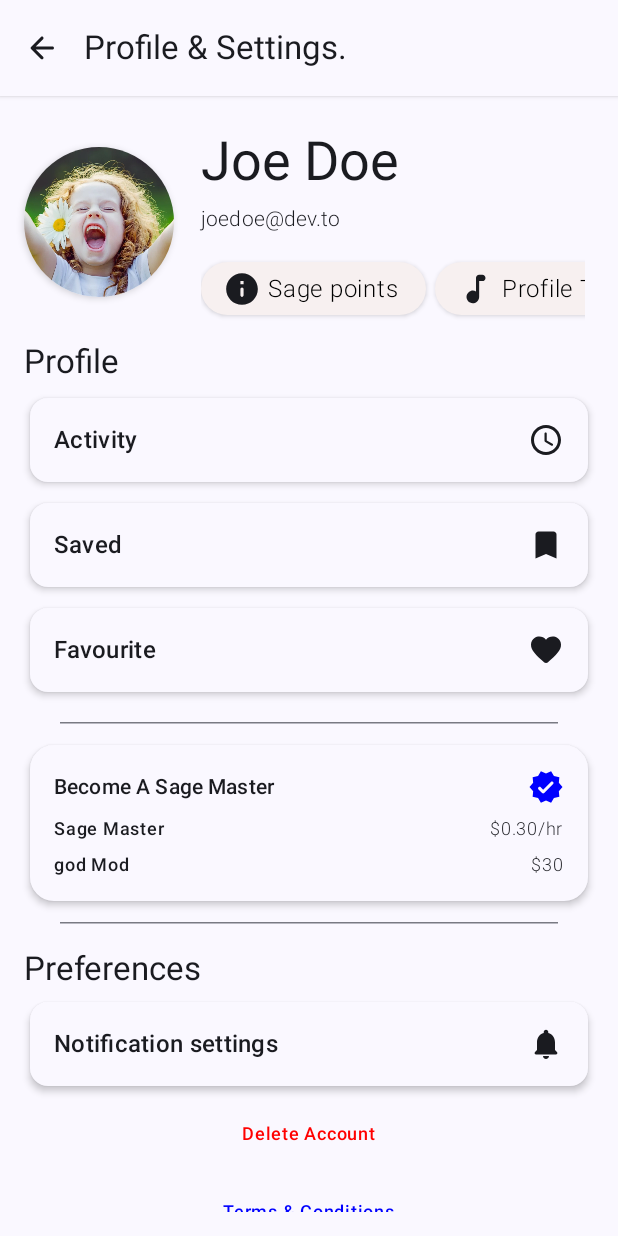
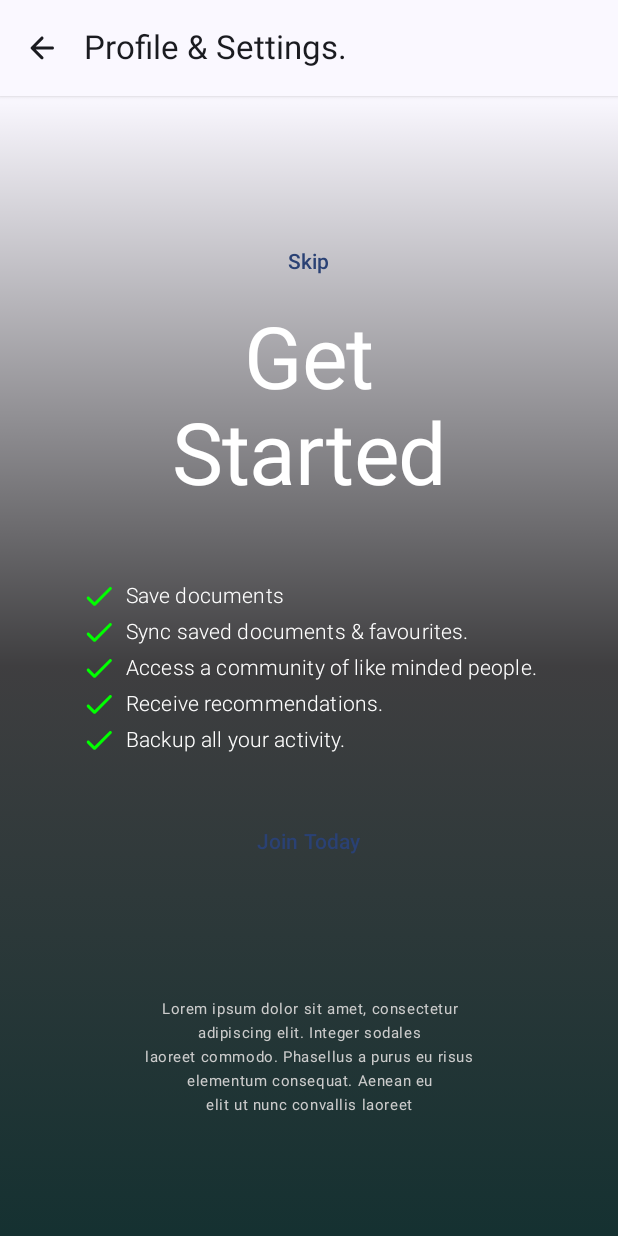
Before and after one commit to kdbrian/Sage, an Android app built with Jetpack Compose: the ProfileScreen screen opened through its navigation route, on a phone screen of 412 x 824 dp. Run offline under Robolectric (Android 15) with nearby library versions, the phone set to English and light mode, and no system bars.

Commit message:
feat/ - Added GetStarted screen. - Updated ProfileScreen to display GetStarted screen for non-logged in users. - Add GetStartedRoute to main navigation graph.

```diff
--- a/app/src/main/java/com/kdbrian/sage/nav/MainNav.kt
+++ b/app/src/main/java/com/kdbrian/sage/nav/MainNav.kt
@@ -6,6 +6,7 @@ import androidx.navigation.compose.composable
 import androidx.navigation.compose.rememberNavController
 import androidx.navigation.toRoute
 import com.kdbrian.sage.ui.screens.DocumentDetails
+import com.kdbrian.sage.ui.screens.GetStarted
 import com.kdbrian.sage.ui.screens.HomeScreen
 import com.kdbrian.sage.ui.screens.ProfileScreen
 import com.kdbrian.sage.ui.screens.TopicDetails
@@ -52,6 +53,10 @@ fun MainNav() {
             )
         }
 
+        composable<GetStartedRoute>{
+            GetStarted()
+        }
+
     }
 
 
--- a/app/src/main/java/com/kdbrian/sage/nav/Route.kt
+++ b/app/src/main/java/com/kdbrian/sage/nav/Route.kt
@@ -4,6 +4,10 @@ import kotlinx.serialization.Serializable
 
 @Serializable
 sealed class Route
+
+
+@Serializable
+data object GetStartedRoute : Route()
 
 
 @Serializable
--- /dev/null
+++ b/app/src/main/java/com/kdbrian/sage/ui/screens/GetStarted.kt
@@ -0,0 +1,169 @@
+package com.kdbrian.sage.ui.screens
+
+import androidx.compose.foundation.background
+import androidx.compose.foundation.layout.Arrangement
+import androidx.compose.foundation.layout.Box
+import androidx.compose.foundation.layout.Column
+import androidx.compose.foundation.layout.Row
+import androidx.compose.foundation.layout.Spacer
+import androidx.compose.foundation.layout.fillMaxSize
+import androidx.compose.foundation.layout.padding
+import androidx.compose.foundation.layout.widthIn
+import androidx.compose.material.icons.Icons
+import androidx.compose.material.icons.rounded.Check
+import androidx.compose.material3.Icon
+import androidx.compose.material3.MaterialTheme
+import androidx.compose.material3.Surface
+import androidx.compose.material3.Text
+import androidx.compose.material3.TextButton
+import androidx.compose.runtime.Composable
+import androidx.compose.ui.Alignment
+import androidx.compose.ui.Modifier
+import androidx.compose.ui.graphics.Brush
+import androidx.compose.ui.graphics.Color
+import androidx.compose.ui.text.buildAnnotatedString
+import androidx.compose.ui.text.font.FontWeight
+import androidx.compose.ui.text.style.TextAlign
+import androidx.compose.ui.tooling.preview.Preview
+import androidx.compose.ui.tooling.preview.datasource.LoremIpsum
+import androidx.compose.ui.unit.dp
+import androidx.compose.ui.unit.sp
+import com.kdbrian.sage.ui.theme.SageTheme
+
+@Composable
+fun GetStarted(
+    modifier: Modifier = Modifier,
+    onGetStarted: () -> Unit = {},
+    onSkip: () -> Unit = {},
+) {
+
+    Surface(
+        modifier = modifier,
+        contentColor = Color.White
+    ) {
+        Box(
+            modifier = Modifier
+                .fillMaxSize()
+                .background(
+                    brush = Brush.verticalGradient(
+                        colors = listOf(
+                            Color.Transparent,
+                            Color.Black.copy(alpha = 0.75f),
+                            Color(0xFF153131),
+                        )
+                    )
+                ),
+            contentAlignment = Alignment.Center
+        ) {
+
+            Column(
+                horizontalAlignment = Alignment.CenterHorizontally,
+                modifier = Modifier.fillMaxSize()
+            ) {
+                Spacer(Modifier.weight(1f))
+
+                TextButton(
+                    modifier = Modifier.padding(
+                        vertical = 8.dp
+                    ),
+                    onClick = onSkip
+                ) {
+                    Text("Skip")
+                }
+
+                Text(
+                    text = buildAnnotatedString {
+                        append("Get")
+                        append("\n")
+                        append("Started")
+                    },
+                    style = MaterialTheme.typography.displayLarge.copy(
+                        textAlign = TextAlign.Center
+                    ),
+                    modifier = Modifier
+                )
+
+                Spacer(
+                    Modifier
+                        .padding(24.dp)
+                        .background(color = Color.Red)
+                )
+
+                Column {
+                    RowAction(text = "Save documents")
+                    RowAction(text = "Sync saved documents & favourites.")
+                    RowAction(text = "Access a community of like minded people.")
+                    RowAction(text = "Receive recommendations.")
+
+                    RowAction(text = "Backup all your activity.")
+                }
+
+                Spacer(Modifier.padding(16.dp))
+
+                TextButton(onClick = onGetStarted, modifier = Modifier) {
+                    Text(text = "Join Today")
+                }
+
+
+                Spacer(Modifier.weight(1f))
+
+                Text(
+                    text = LoremIpsum(24).values.joinToString(),
+                    modifier = Modifier
+
+                        .widthIn(max = 230.dp),
+                    style = MaterialTheme.typography.bodySmall.copy(
+                        textAlign = TextAlign.Center,
+                        color = Color.LightGray,
+                        fontSize = 10.sp
+                    )
+                )
+
+                Spacer(Modifier.weight(1f))
+
+
+            }
+
+
+        }
+    }
+
+
+}
+
+@Composable
+private fun RowAction(
+    modifier: Modifier = Modifier,
+    icon: @Composable () -> Unit = {
+        Icon(
+            imageVector = Icons.Rounded.Check,
+            contentDescription = null,
+            tint = Color.Green
+        )
+    },
+    text: String = LoremIpsum(2).values.joinToString(),
+) {
+    Row(
+        modifier = modifier,
+        verticalAlignment = Alignment.CenterVertically,
+        horizontalArrangement = Arrangement.spacedBy(6.dp)
+    ) {
+
+        icon()
+
+        Text(
+            text = text,
+            style = MaterialTheme.typography.labelLarge.copy(
+                fontWeight = FontWeight.Light
+            )
+        )
+    }
+}
+
+@Preview
+@Composable
+private fun GetStartedPrev() {
+    SageTheme {
+        GetStarted()
+    }
+}
--- a/app/src/main/java/com/kdbrian/sage/ui/screens/ProfileScreen.kt
+++ b/app/src/main/java/com/kdbrian/sage/ui/screens/ProfileScreen.kt
@@ -1,7 +1,9 @@
 package com.kdbrian.sage.ui.screens
 
+import androidx.compose.animation.AnimatedContent
 import androidx.compose.foundation.horizontalScroll
 import androidx.compose.foundation.layout.Arrangement
+import androidx.compose.foundation.layout.Box
 import androidx.compose.foundation.layout.Column
 import androidx.compose.foundation.layout.Row
 import androidx.compose.foundation.layout.Spacer
@@ -31,6 +33,10 @@ import androidx.compose.material3.Text
 import androidx.compose.material3.TextButton
 import androidx.compose.material3.TopAppBar
 import androidx.compose.runtime.Composable
+import androidx.compose.runtime.getValue
+import androidx.compose.runtime.mutableStateOf
+import androidx.compose.runtime.remember
+import androidx.compose.runtime.setValue
 import androidx.compose.ui.Alignment
 import androidx.compose.ui.Modifier
 import androidx.compose.ui.graphics.Color
@@ -49,6 +55,12 @@ import com.kdbrian.sage.ui.composables.RowButton
 fun ProfileScreen(
     navHostController: NavHostController
 ) {
+
+    var isLoggedIn by remember {
+        mutableStateOf(false)
+    }
+
+
     Scaffold(
         topBar = {
             Surface(
@@ -69,19 +81,21 @@ fun ProfileScreen(
                 )
             }
         }
+    ) { paddingValues ->
+        Box(
+            modifier = Modifier.padding(paddingValues),
         ) {
+            AnimatedContent(isLoggedIn) {
+                if (it) {
                     LazyColumn(
                         modifier = Modifier
-                .padding(it)
-                .padding(16.dp)
-            ,
+                            .padding(16.dp),
                         verticalArrangement = Arrangement.spacedBy(12.dp)
                     ) {
 
                         item {
                             Row(
-                    modifier = Modifier
-                    ,
+                                modifier = Modifier,
                                 verticalAlignment = Alignment.CenterVertically,
                             ) {
 
@@ -97,7 +111,10 @@ fun ProfileScreen(
                                         .padding(start = 12.dp)
                                         .padding(6.dp)
                                 ) {
-                        Text(text = "Joe Doe", style = MaterialTheme.typography.displaySmall)
+                                    Text(
+                                        text = "Joe Doe",
+                                        style = MaterialTheme.typography.displaySmall
+                                    )
                                     Text(
                                         text = "joedoe@dev.to",
                                         style = MaterialTheme.typography.titleSmall.copy(
@@ -110,9 +127,10 @@ fun ProfileScreen(
                                     Row(
                                         verticalAlignment = Alignment.CenterVertically,
                                         horizontalArrangement = Arrangement.spacedBy(6.dp),
-                            modifier = Modifier.padding(top = 12.dp)
+                                        modifier = Modifier
+                                            .padding(top = 12.dp)
                                             .horizontalScroll(scrollState)
-                        ){
+                                    ) {
 
                                         CategoryItem(
                                             icon = {
@@ -160,7 +178,10 @@ fun ProfileScreen(
                                     },
                                     modifier = Modifier.fillMaxWidth(),
                                     trailingIcon = {
-                            Icon(imageVector = Icons.Rounded.Schedule, contentDescription = null)
+                                        Icon(
+                                            imageVector = Icons.Rounded.Schedule,
+                                            contentDescription = null
+                                        )
                                     }
                                 ) { }
 
@@ -173,7 +194,10 @@ fun ProfileScreen(
                                     },
                                     modifier = Modifier.fillMaxWidth(),
                                     trailingIcon = {
-                            Icon(imageVector = Icons.Rounded.Bookmark, contentDescription = null)
+                                        Icon(
+                                            imageVector = Icons.Rounded.Bookmark,
+                                            contentDescription = null
+                                        )
                                     }
                                 ) { }
 
@@ -186,7 +210,10 @@ fun ProfileScreen(
                                     },
                                     modifier = Modifier.fillMaxWidth(),
                                     trailingIcon = {
-                            Icon(imageVector = Icons.Rounded.Favorite, contentDescription = null)
+                                        Icon(
+                                            imageVector = Icons.Rounded.Favorite,
+                                            contentDescription = null
+                                        )
                                     }
                                 ) { }
                             }
@@ -298,7 +325,8 @@ fun ProfileScreen(
                             ) {
                                 Text(
                                     modifier = Modifier.align(Alignment.Start),
-                        text = "Preferences", style = MaterialTheme.typography.titleLarge
+                                    text = "Preferences",
+                                    style = MaterialTheme.typography.titleLarge
                                 )
 
                                 RowButton(
@@ -348,8 +376,17 @@ fun ProfileScreen(
 
 
                     }
+                } else {
+                    GetStarted(
+                        onSkip = {
+                            navHostController.popBackStack()
+                        }
+                    )
                 }
 
+            }
+        }
+    }
 
 }
 
```
Lines whose indentation alone changed are shown as unchanged.
